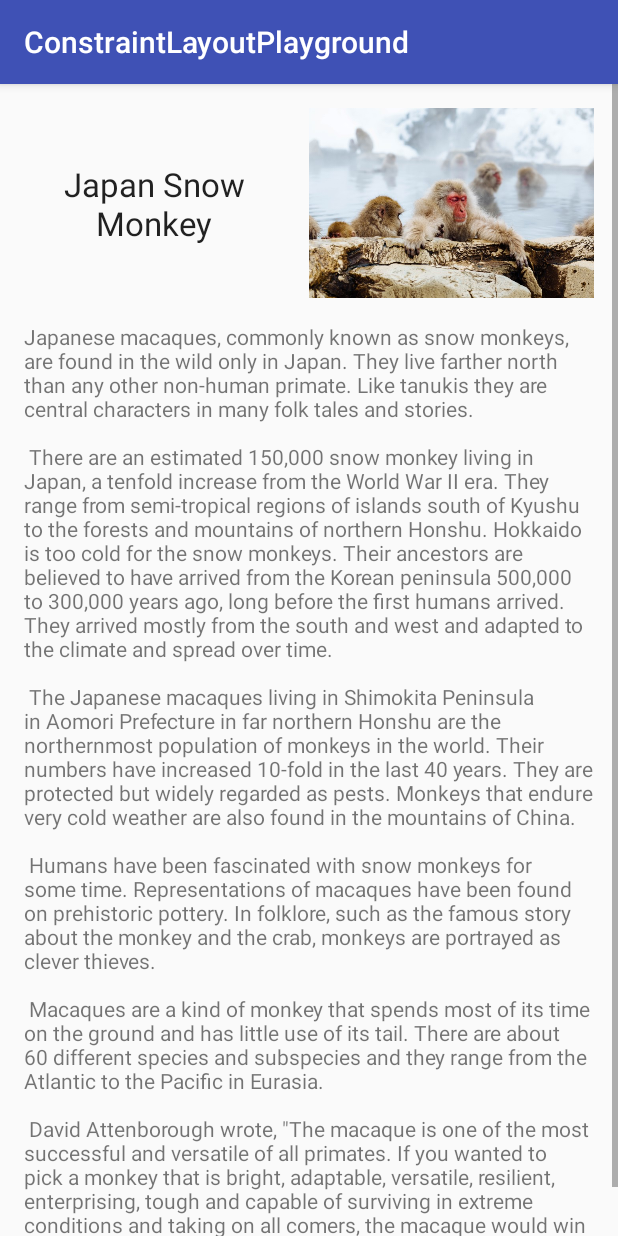
After one commit to figengungor/ConstraintLayoutPlayground, an Android app: the ConstraintSetActivity screen opened directly, with no data from a screen before it, on a phone screen of 412 x 824 dp. The commit adds this screen. Run offline under Robolectric (Android 15) with nearby library versions, the phone set to English and light mode, and no system bars.

Commit message:
Add ConstraintSet example

```diff
--- a/app/build.gradle
+++ b/app/build.gradle
@@ -35,4 +35,5 @@ dependencies {
     compile "com.android.support.constraint:constraint-layout:$constraintLayoutVersion"
     compile "com.android.support:design:$supportLibraryVersion"
 
+    implementation 'com.android.support.constraint:constraint-layout:1.0.2'
 }
--- a/app/src/main/AndroidManifest.xml
+++ b/app/src/main/AndroidManifest.xml
@@ -26,7 +26,8 @@
         <activity android:name=".PercentLayoutActivity" />
         <activity android:name=".RelativeLayoutActivity" />
         <activity android:name=".FreeStyleActivity" />
-        <activity android:name=".CentringActivity"/>
+        <activity android:name=".CentringActivity" />
+        <activity android:name=".ConstraintSetActivity"/>
     </application>
 
 </manifest>
--- /dev/null
+++ b/app/src/main/java/com/figengungor/constraintlayoutplayground/ConstraintSetActivity.java
@@ -0,0 +1,54 @@
+package com.figengungor.constraintlayoutplayground;
+
+import android.os.Bundle;
+import android.support.constraint.ConstraintLayout;
+import android.support.constraint.ConstraintSet;
+import android.support.transition.TransitionManager;
+import android.support.v7.app.AppCompatActivity;
+import android.view.View;
+
+public class ConstraintSetActivity extends AppCompatActivity {
+
+    private static final String SHOW_BIG_IMAGE = "showBigImage";
+    ConstraintLayout constraintLayout;
+    ConstraintSet constraintSet = new ConstraintSet();
+    ConstraintSet constraintSetBigImage = new ConstraintSet();
+    boolean showBigImage = false;
+
+    @Override
+    protected void onCreate(Bundle savedInstanceState) {
+        super.onCreate(savedInstanceState);
+        setContentView(R.layout.activity_constraint_set);
+        constraintLayout = (ConstraintLayout) findViewById(R.id.constraint_layout);
+        constraintSet.clone(constraintLayout);
+        constraintSetBigImage.clone(this, R.layout.activity_constraint_set_big_image);
+
+        if (savedInstanceState != null) {
+            boolean previous = savedInstanceState.getBoolean(SHOW_BIG_IMAGE);
+            if (previous != showBigImage) {
+                showBigImage = previous;
+                applyConstraintSet();
+            }
+        }
+    }
+
+    @Override
+    public void onSaveInstanceState(Bundle outState) {
+        outState.putBoolean(SHOW_BIG_IMAGE, showBigImage);
+        super.onSaveInstanceState(outState);
+    }
+
+    public void changeConstraintSet(View view) {
+        TransitionManager.beginDelayedTransition(constraintLayout);
+        showBigImage = !showBigImage;
+        applyConstraintSet();
+    }
+
+    public void applyConstraintSet(){
+        if(showBigImage) {
+            constraintSetBigImage.applyTo(constraintLayout);
+        } else{
+            constraintSet.applyTo(constraintLayout);
+        }
+    }
+}
--- a/app/src/main/java/com/figengungor/constraintlayoutplayground/MainActivity.java
+++ b/app/src/main/java/com/figengungor/constraintlayoutplayground/MainActivity.java
@@ -53,4 +53,8 @@ public class MainActivity extends AppCompatActivity {
     public void onCentringButtonClicked(View view) {
         startActivity(new Intent(this, CentringActivity.class));
     }
+
+    public void onConstraintSetButtonClicked(View view) {
+        startActivity(new Intent(this, ConstraintSetActivity.class));
+    }
 }
--- /dev/null
+++ b/app/src/main/res/layout/activity_constraint_set.xml
@@ -0,0 +1,77 @@
+<?xml version="1.0" encoding="utf-8"?>
+<ScrollView xmlns:android="http://schemas.android.com/apk/res/android"
+    xmlns:app="http://schemas.android.com/apk/res-auto"
+    xmlns:tools="http://schemas.android.com/tools"
+    android:layout_width="match_parent"
+    android:layout_height="match_parent"
+    tools:context="com.figengungor.constraintlayoutplayground.ConstraintSetActivity">
+
+    <android.support.constraint.ConstraintLayout
+        android:id="@+id/constraint_layout"
+        android:layout_width="match_parent"
+        android:layout_height="wrap_content">
+
+        <ImageView
+            android:id="@+id/imageView4"
+            android:layout_width="0dp"
+            android:layout_height="0dp"
+            android:layout_marginEnd="16dp"
+            android:layout_marginRight="16dp"
+            android:layout_marginTop="16dp"
+            android:contentDescription="@string/image_content_description"
+            android:onClick="changeConstraintSet"
+            android:scaleType="centerCrop"
+            app:layout_constraintDimensionRatio="h,3:2"
+            app:layout_constraintEnd_toEndOf="parent"
+            app:layout_constraintStart_toStartOf="@+id/guideline6"
+            app:layout_constraintTop_toTopOf="parent"
+            app:srcCompat="@drawable/image" />
+
+        <TextView
+            android:id="@+id/title"
+            android:layout_width="0dp"
+            android:layout_height="wrap_content"
+            android:layout_marginBottom="8dp"
+            android:layout_marginEnd="8dp"
+            android:layout_marginLeft="8dp"
+            android:layout_marginRight="8dp"
+            android:layout_marginStart="8dp"
+            android:layout_marginTop="8dp"
+            android:gravity="center"
+            android:text="@string/japan_snow_monkey"
+            android:textAppearance="@style/TextAppearance.AppCompat.Large"
+            app:layout_constraintBottom_toBottomOf="@+id/imageView4"
+            app:layout_constraintEnd_toStartOf="@+id/guideline6"
+            app:layout_constraintStart_toStartOf="parent"
+            app:layout_constraintTop_toTopOf="@+id/imageView4" />
+
+        <TextView
+            android:id="@+id/textView42"
+            android:layout_width="0dp"
+            android:layout_height="wrap_content"
+            android:layout_marginEnd="16dp"
+            android:layout_marginStart="16dp"
+            android:layout_marginTop="@dimen/activity_constraint_set_description_barrier_margin"
+            android:paddingBottom="16dp"
+            android:text="@string/japan_snow_monkey_description"
+            app:layout_constraintEnd_toEndOf="parent"
+            app:layout_constraintStart_toStartOf="parent"
+            app:layout_constraintTop_toTopOf="@+id/barrier2" />
+
+        <android.support.constraint.Guideline
+            android:id="@+id/guideline6"
+            android:layout_width="wrap_content"
+            android:layout_height="wrap_content"
+            android:orientation="vertical"
+            app:layout_constraintGuide_percent="@dimen/activity_constraint_set_image_guideline_percent" />
+
+        <android.support.constraint.Barrier
+            android:id="@+id/barrier2"
+            android:layout_width="wrap_content"
+            android:layout_height="wrap_content"
+            app:barrierDirection="bottom"
+            app:constraint_referenced_ids="imageView4,title" />
+
+    </android.support.constraint.ConstraintLayout>
+
+</ScrollView>
--- /dev/null
+++ b/app/src/main/res/values-land/dimens.xml
@@ -0,0 +1,5 @@
+<resources>
+    <dimen name="fab_margin">16dp</dimen>
+    <dimen name="activity_constraint_set_description_barrier_margin">8dp</dimen>
+    <dimen name="activity_constraint_set_image_guideline_percent">0.7</dimen>
+</resources>
--- a/app/src/main/res/values/dimens.xml
+++ b/app/src/main/res/values/dimens.xml
@@ -1,3 +1,5 @@
 <resources>
     <dimen name="fab_margin">16dp</dimen>
+    <dimen name="activity_constraint_set_description_barrier_margin">16dp</dimen>
+    <dimen name="activity_constraint_set_image_guideline_percent">0.5</dimen>
 </resources>
--- a/app/src/main/res/values/strings.xml
+++ b/app/src/main/res/values/strings.xml
@@ -26,4 +26,28 @@
     <string name="centered_in_sibling" translatable="false">Centered in Sibling</string>
     <string name="centered_in_parent" translatable="false">Centered in Parent</string>
     <string name="centered_in_edge_of_the_sibling" translatable="false">Centered in Sibling\'s Edge</string>
+    <string name="japan_snow_monkey" translatable="false">Japan Snow Monkey</string>
+    <string name="japan_snow_monkey_description" translatable="false">Japanese macaques, commonly known as snow monkeys, are found in the wild only in Japan.
+        They live farther north than any other non-human primate. Like tanukis they are central characters in many folk tales and stories.\n\n
+
+        There are an estimated 150,000 snow monkey living in Japan, a tenfold increase from the World War II era.
+        They range from semi-tropical regions of islands south of Kyushu to the forests and mountains of northern Honshu.
+        Hokkaido is too cold for the snow monkeys.
+        Their ancestors are believed to have arrived from the Korean peninsula 500,000 to 300,000 years ago, long before the first humans arrived.
+        They arrived mostly from the south and west and adapted to the climate and spread over time.\n\n
+
+        The Japanese macaques living in Shimokita Peninsula in Aomori Prefecture in far northern Honshu are the northernmost population of monkeys in the world.
+        Their numbers have increased 10-fold in the last 40 years. They are protected but widely regarded as pests.
+        Monkeys that endure very cold weather are also found in the mountains of China.\n\n
+
+        Humans have been fascinated with snow monkeys for some time. Representations of macaques have been found on prehistoric pottery.
+        In folklore, such as the famous story about the monkey and the crab, monkeys are portrayed as clever thieves.\n\n
+
+        Macaques are a kind of monkey that spends most of its time on the ground and has little use of its tail.
+        There are about 60 different species and subspecies and they range from the Atlantic to the Pacific in Eurasia.\n\n
+
+        David Attenborough wrote, \"The macaque is one of the most successful and versatile of all primates.
+        If you wanted to pick a monkey that is bright, adaptable, versatile, resilient, enterprising,
+        tough and capable of surviving in extreme conditions and taking on all comers, the macaque would win hands down.\"
+    </string>
 </resources>
--- a/build.gradle
+++ b/build.gradle
@@ -5,7 +5,7 @@ buildscript {
         jcenter()
     }
     dependencies {
-        classpath 'com.android.tools.build:gradle:2.3.2'
+        classpath 'com.android.tools.build:gradle:3.0.0-alpha6'
 
         // NOTE: Do not place your application dependencies here; they belong
         // in the individual module build.gradle files
```
Also changed, not shown: app/src/main/res/layout-land/activity_constraint_set_big_image.xml (added, +49 -0 lines), app/src/main/res/layout/activity_constraint_set_big_image.xml (added, +51 -0 lines), app/src/main/res/layout/activity_main.xml (+14 -0 lines), gradle/wrapper/gradle-wrapper.properties.
